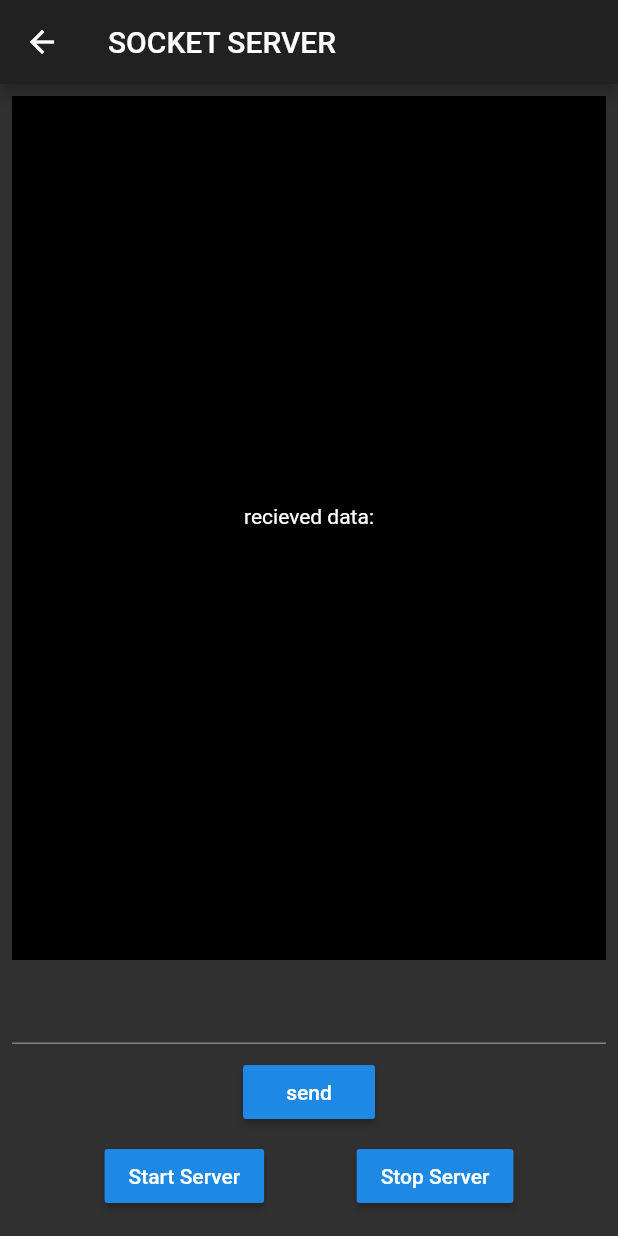
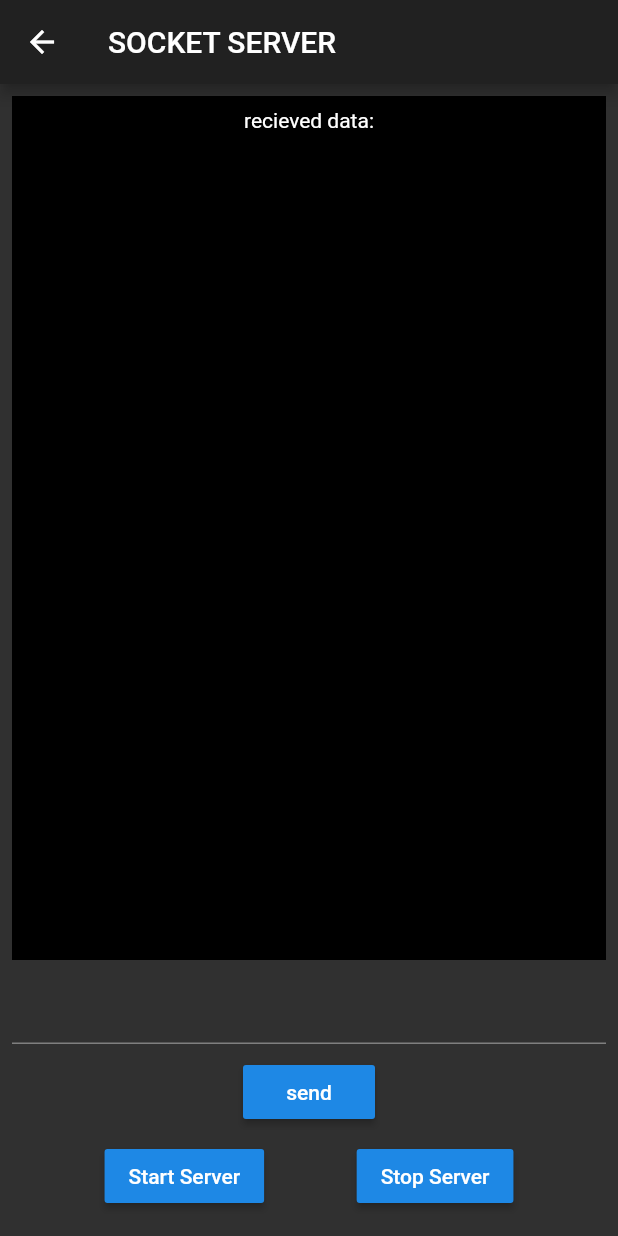
Before and after one commit to femrek/flutter_socket_practice, a Flutter app: the ScreenSocketServer screen opened by its route, after a tap on "Stop Server", on a phone screen of 412 x 824 dp. Run offline on Flutter 3.47's test engine with Material 2 defaults, Android fonts, the phone set to English and light mode, and no system bars.

Commit message:
feat: received data update by append

```diff
--- a/lib/screen_socket_server.dart
+++ b/lib/screen_socket_server.dart
@@ -17,7 +17,7 @@ class _ScreenSocketServerState extends State<ScreenSocketServer> {
   /// Connections for each client
   List<Socket> _sockets = List();
 
-  String _theLatestData = '';
+  String _receivedData = '';
 
   Future _startServer() async {
     _serverSocket = await ServerSocket.bind(InternetAddress.anyIPv4, 0);
@@ -30,7 +30,7 @@ class _ScreenSocketServerState extends State<ScreenSocketServer> {
         // this function run when has data from client.
         String data = new String.fromCharCodes(dataAsByte);
         setState(() {
-          _theLatestData = data;
+          _receivedData += data + '\n';
         });
       });
     });
@@ -50,6 +50,10 @@ class _ScreenSocketServerState extends State<ScreenSocketServer> {
       _sockets.removeAt(i);
     }
     _sockets.clear();
+    /// clear the data
+    setState(() {
+      _receivedData = '';
+    });
   }
 
   @override
@@ -65,11 +69,13 @@ class _ScreenSocketServerState extends State<ScreenSocketServer> {
             /// show data
             Expanded(
               child: Container(
-                alignment: Alignment.center,
+                alignment: Alignment.topCenter,
                 height: 200,
-                width: MediaQuery.of(context).size.width,
+                padding: EdgeInsets.all(8),
                 color: Colors.black,
-                child: Text('recieved data:\n' + _theLatestData),
+                child: SingleChildScrollView(
+                  child: Text('recieved data:\n' + _receivedData),
+                ),
               ),
             ),
             _space(),
```
Also changed, not shown: lib/screen_socket_client.dart (+11 -4 lines).
